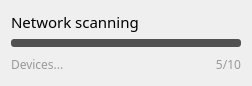
Qt form multibench/widgets/rescanprogresswidget.ui (IlyaZh/Maiman-MCBS) before a commit.
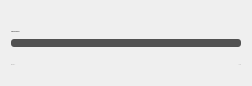
The same form after that commit.

```diff
--- a/multibench/widgets/rescanprogresswidget.ui
+++ b/multibench/widgets/rescanprogresswidget.ui
@@ -25,6 +25,10 @@
      <property name="font">
       <font>
        <family>Poppins</family>
+       <pointsize>-1</pointsize>
+       <weight>50</weight>
+       <italic>false</italic>
+       <bold>false</bold>
       </font>
      </property>
      <property name="styleSheet">
@@ -51,6 +55,10 @@
      <property name="font">
       <font>
        <family>Poppins</family>
+       <pointsize>-1</pointsize>
+       <weight>50</weight>
+       <italic>false</italic>
+       <bold>false</bold>
       </font>
      </property>
      <property name="styleSheet">
@@ -684,9 +692,15 @@
      <property name="font">
       <font>
        <family>Poppins</family>
-       <pointsize>11</pointsize>
+       <pointsize>-1</pointsize>
+       <weight>50</weight>
+       <italic>false</italic>
+       <bold>false</bold>
       </font>
      </property>
+     <property name="styleSheet">
+      <string notr="true">font: 14px &quot;Poppins&quot;;</string>
+     </property>
      <property name="text">
       <string>Network scanning</string>
      </property>
```
Left out of the diff: 2 changed lines with no effect on the pictures.
